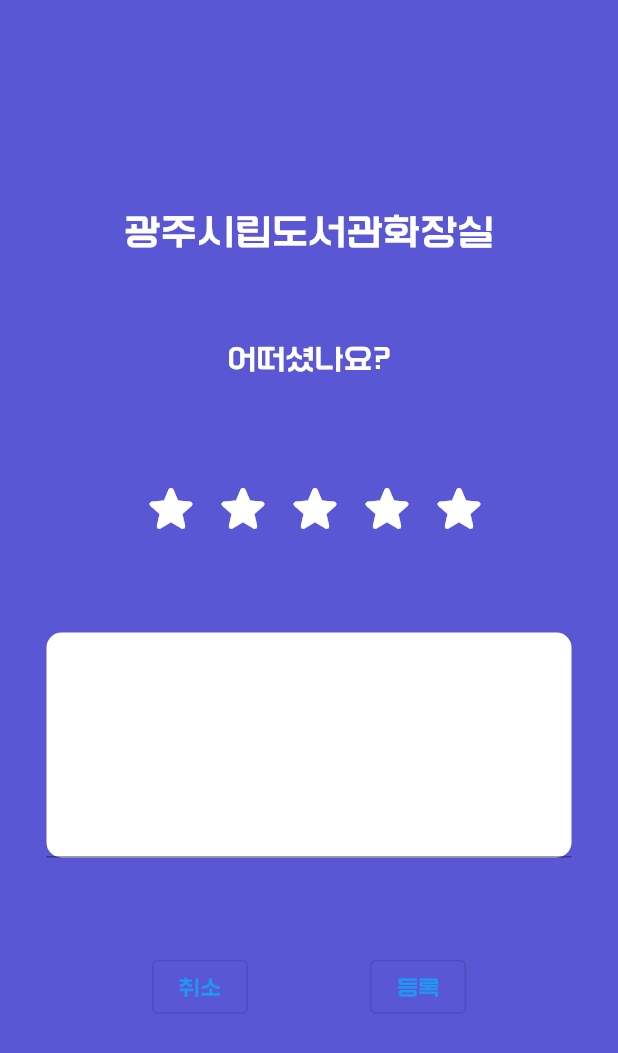
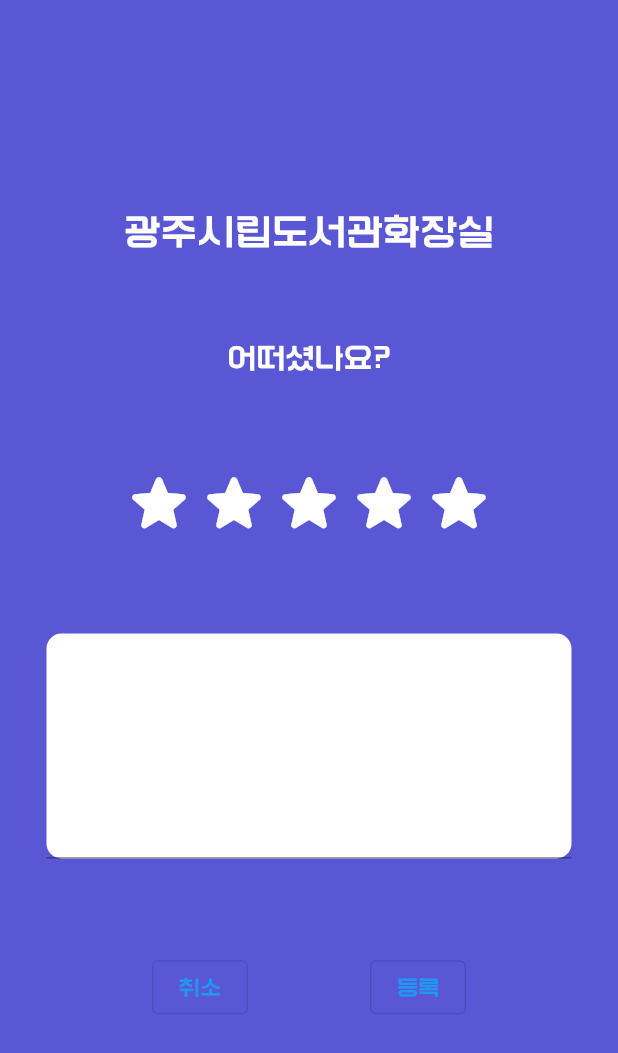
Before and after one commit to 4ilet/Find_Toilet, a Flutter app: the Search screen opened directly, after a tap on "리뷰 남기기", on a phone screen of 412 x 824 dp. Shown: the top 1053 px of the screen. Run offline on Flutter 3.47's test engine with Material 2 defaults, Android fonts, the phone set to English and light mode, and no system bars.

Commit message:
#8 #14 [FE-원경] feat: 검색 결과 화면 퍼블리싱, 별점 부여 화면 별점 변화 수정

```diff
--- a/frontend/lib/main.dart
+++ b/frontend/lib/main.dart
@@ -1,4 +1,3 @@
-import 'package:find_toilet/screens/book_mark_screen.dart';
 import 'package:find_toilet/screens/main_screen.dart';
 import 'package:flutter/material.dart';
 
--- a/frontend/lib/screens/review_form_screen.dart
+++ b/frontend/lib/screens/review_form_screen.dart
@@ -6,23 +6,23 @@ import 'package:find_toilet/widgets/text_widget.dart';
 import 'package:flutter/material.dart';
 
 class ReviewForm extends StatefulWidget {
-  const ReviewForm({super.key});
+  final String toiletName;
+  const ReviewForm({super.key, required this.toiletName});
 
   @override
   State<ReviewForm> createState() => _ReviewFormState();
 }
 
 class _ReviewFormState extends State<ReviewForm> {
+  int score = -1;
+  void changeScore(int i) {
+    setState(() {
+      score = i;
+    });
+  }
+
   @override
   Widget build(BuildContext context) {
-    int score = -1;
-    void changeScore(int i) {
-      // print(i);
-      // setState() {
-      score = i;
-      // }
-    }
-
     return Scaffold(
       backgroundColor: mainColor,
       body: Padding(
@@ -30,8 +30,8 @@ class _ReviewFormState extends State<ReviewForm> {
         child: Column(
           mainAxisAlignment: MainAxisAlignment.spaceEvenly,
           children: [
-            const CustomText(
-                title: '광주시립도서관화장실',
+            CustomText(
+                title: widget.toiletName,
                 fontSize: FontSize.largeSize,
                 color: CustomColors.whiteColor),
             const CustomText(
@@ -42,13 +42,13 @@ class _ReviewFormState extends State<ReviewForm> {
               mainAxisAlignment: MainAxisAlignment.center,
               children: [
                 for (int i = 0; i < 5; i += 1)
-                  IconButton(
+                  CustomIconButton(
                     onPressed: () => changeScore(i),
                     icon: Icon(
                       starIcon,
                       color: i <= score ? yellowColor : whiteColor,
-                      size: 40,
                     ),
+                    iconSize: 50,
                   ),
               ],
             ),
--- a/frontend/lib/screens/search_screen.dart
+++ b/frontend/lib/screens/search_screen.dart
@@ -1,8 +1,8 @@
 import 'package:find_toilet/utilities/style.dart';
 import 'package:find_toilet/utilities/type_enum.dart';
+import 'package:find_toilet/widgets/bottom_sheet.dart';
 import 'package:find_toilet/widgets/box_container.dart';
 import 'package:find_toilet/widgets/search_bar.dart';
-import 'package:find_toilet/widgets/select_box.dart';
 import 'package:find_toilet/widgets/text_widget.dart';
 import 'package:flutter/material.dart';
 
@@ -18,76 +18,26 @@ class Search extends StatelessWidget {
             mainAxisSize: MainAxisSize.max,
             mainAxisAlignment: MainAxisAlignment.spaceBetween,
             children: [
-              // 여기에 지도
-              Column(
-                children: const [
-                  SearchBar(),
-                  CustomText(
-                    title: '여기에 필터',
-                    fontSize: FontSize.largeSize,
-                    color: CustomColors.blackColor,
+              Container(
+                decoration: const BoxDecoration(color: yellowColor),
+                width: MediaQuery.of(context).size.width,
+                height: MediaQuery.of(context).size.height,
+                child: const Center(
+                  child: CustomText(
+                    title: '여기에 지도 들어감',
+                    fontSize: FontSize.titleSize,
+                    color: CustomColors.whiteColor,
                   ),
-                ],
+                ),
               ),
-              const ToiletList(),
             ],
           ),
+          Column(
+            children: const [SearchBar(), FilterBox()],
+          ),
+          const ToiletList(),
         ],
       ),
     );
   }
 }
-
-class ToiletList extends StatelessWidget {
-  const ToiletList({
-    super.key,
-  });
-
-  @override
-  Widget build(BuildContext context) {
-    const List<String> sortOrder = ['거리 순', '평점 순', '리뷰 많은 순'];
-    return Positioned(
-      bottom: 0,
-      child: GestureDetector(
-        child: AnimatedContainer(
-          duration: const Duration(milliseconds: 400),
-          decoration: const BoxDecoration(
-              color: mainColor,
-              borderRadius: BorderRadius.vertical(top: Radius.circular(10))),
-          width: MediaQuery.of(context).size.width,
-          height: 300,
-          child: Padding(
-            padding: const EdgeInsets.symmetric(horizontal: 10, vertical: 8),
-            child: Column(
-              mainAxisAlignment: MainAxisAlignment.spaceAround,
-              children: [
-                Container(
-                  width: 70,
-                  height: 4.5,
-                  decoration: const BoxDecoration(
-                      color: whiteColor,
-                      borderRadius: BorderRadius.all(Radius.circular(10))),
-                ),
-                Padding(
-                  padding: const EdgeInsets.symmetric(horizontal: 10),
-                  child: Row(
-                    mainAxisAlignment: MainAxisAlignment.spaceBetween,
-                    children: const [
-                      CustomText(
-                        title: '검색 결과',
-                        fontSize: FontSize.largeSize,
-                        color: CustomColors.whiteColor,
-                      ),
-                      SelectBox(selectList: sortOrder, width: 100, height: 24)
-                    ],
-                  ),
-                ),
-                const ListItem(),
-              ],
-            ),
-          ),
-        ),
-      ),
-    );
-  }
-}
--- a/frontend/lib/utilities/style.dart
+++ b/frontend/lib/utilities/style.dart
@@ -6,7 +6,8 @@ const mainColor = Color(0xFF5957D4);
 const whiteColor = Colors.white;
 const blackColor = Colors.black;
 const redColor = Colors.red;
-const yellowColor = Colors.yellow;
+const yellowColor = Color(0xFFFFBF44);
+const greyColor = Colors.grey;
 Color convertedColor(CustomColors color) {
   switch (color) {
     case CustomColors.whiteColor:
@@ -40,3 +41,7 @@ double convertedSize(FontSize size) {
       return defaultSize;
   }
 }
+
+//* 그림자
+const defaultShadow = BoxShadow(
+    color: greyColor, blurRadius: 5, spreadRadius: 0, offset: Offset(0.5, 0.5));
--- a/frontend/lib/utilities/type_enum.dart
+++ b/frontend/lib/utilities/type_enum.dart
@@ -4,6 +4,7 @@ import 'package:flutter/material.dart';
 typedef WidgetList = List<Widget>;
 typedef StringList = List<String>;
 typedef IntList = List<int>;
+typedef BoolList = List<bool>;
 typedef IconDataList = List<IconData>;
 typedef ReturnVoid = void Function();
 typedef VoidFuncList = List<ReturnVoid>;
--- /dev/null
+++ b/frontend/lib/widgets/bottom_sheet.dart
@@ -0,0 +1,133 @@
+import 'package:find_toilet/utilities/style.dart';
+import 'package:find_toilet/utilities/type_enum.dart';
+import 'package:find_toilet/widgets/box_container.dart';
+import 'package:find_toilet/widgets/select_box.dart';
+import 'package:find_toilet/widgets/text_widget.dart';
+import 'package:flutter/material.dart';
+
+class ToiletList extends StatefulWidget {
+  const ToiletList({
+    super.key,
+  });
+
+  @override
+  State<ToiletList> createState() => _ToiletListState();
+}
+
+class _ToiletListState extends State<ToiletList> {
+  late double height;
+  final double lowLimit = 300;
+  final double upThresh = 300;
+  final double boundary = 500;
+  final double downThresh = 550;
+  bool longAnimation = false;
+
+  @override
+  void initState() {
+    super.initState();
+    height = lowLimit;
+  }
+
+  @override
+  Widget build(BuildContext context) {
+    const List<String> sortOrder = ['거리 순', '평점 순', '리뷰 많은 순'];
+    final double highLimit = MediaQuery.of(context).size.height * 0.9;
+    return Positioned(
+      bottom: 0,
+      child: GestureDetector(
+        onVerticalDragUpdate: ((details) {
+          // delta: y축의 변화량, 우리가 보기에 위로 움직이면 양의 값, 아래로 움직이면 음의 값
+          double? delta = details.primaryDelta;
+          if (delta != null) {
+            /// Long Animation이 진행 되고 있을 때는 드래그로 높이 변화 방지,
+            /// 그리고 low limit 보다 작을 때 delta가 양수,
+            /// High limit 보다 크거나 같을 때 delta가 음수이면 드래그로 높이 변화 방지
+            if (longAnimation ||
+                (height <= lowLimit && delta > 0) ||
+                (height >= highLimit && delta < 0)) return;
+            setState(() {
+              /// 600으로 높이 설정
+              if (upThresh <= height && height <= boundary) {
+                height = highLimit;
+                longAnimation = true;
+              }
+
+              /// 100으로 높이 설정
+              else if (boundary <= height && height <= downThresh) {
+                height = lowLimit;
+                longAnimation = true;
+              }
+
+              /// 기본 작동
+              else {
+                height -= delta;
+              }
+            });
+          }
+        }),
+        child: AnimatedContainer(
+          curve: Curves.bounceOut,
+          onEnd: () {
+            if (longAnimation) {
+              setState(() {
+                longAnimation = false;
+              });
+            }
+          },
+          duration: const Duration(milliseconds: 400),
+          decoration: const BoxDecoration(
+              color: mainColor,
+              borderRadius: BorderRadius.vertical(top: Radius.circular(10))),
+          width: MediaQuery.of(context).size.width,
+          height: height,
+          child: Padding(
+            padding: const EdgeInsets.symmetric(horizontal: 10, vertical: 8),
+            child: Column(
+              crossAxisAlignment: CrossAxisAlignment.start,
+              children: [
+                // Container(
+                //   width: 70,
+                //   height: 4.5,
+                //   decoration: const BoxDecoration(
+                //       color: whiteColor,
+                //       borderRadius: BorderRadius.all(Radius.circular(10))),
+                // ),
+                Padding(
+                  padding:
+                      const EdgeInsets.symmetric(horizontal: 10, vertical: 15),
+                  child: Row(
+                    mainAxisAlignment: MainAxisAlignment.spaceBetween,
+                    children: const [
+                      CustomText(
+                        title: '검색 결과',
+                        fontSize: FontSize.largeSize,
+                        color: CustomColors.whiteColor,
+                      ),
+                      SelectBox(selectList: sortOrder, width: 100, height: 30)
+                    ],
+                  ),
+                ),
+                const Padding(
+                  padding: EdgeInsets.symmetric(horizontal: 10),
+                  child: CustomText(
+                    title: '필터를 적용해 검색한 결과입니다',
+                    fontSize: FontSize.smallSize,
+                    color: CustomColors.whiteColor,
+                    font: 'Noto Sans',
+                  ),
+                ),
+                Column(
+                  children: const [
+                    ListItem(),
+                    ListItem(),
+                    ListItem(),
+                  ],
+                ),
+              ],
+            ),
+          ),
+        ),
+      ),
+    );
+  }
+}
--- a/frontend/lib/widgets/box_container.dart
+++ b/frontend/lib/widgets/box_container.dart
@@ -8,7 +8,7 @@ import 'package:find_toilet/widgets/modal.dart';
 import 'package:find_toilet/widgets/text_widget.dart';
 import 'package:flutter/material.dart';
 
-//* 테마 선택 시의 상처
+//* 테마 선택 시의 상자
 class ThemeBox extends StatefulWidget {
   final String text;
   late bool selected;
@@ -239,21 +239,36 @@ class _AddBoxState extends State<AddBox> {
 //* 장소 목록 아이템
 class ListItem extends StatelessWidget {
   final String font;
-  final StringList? available;
+  final StringList available;
+  final String toiletName, address, phoneNo, duration;
+  final double score;
+  final int reviewCnt;
   const ListItem({
     super.key,
     this.font = 'Noto Sans',
-    this.available,
+    this.toiletName = '광주시립도서관화장실',
+    this.address = '광주광역시 북구 어쩌고길',
+    this.phoneNo = '062-xxx-xxxx',
+    this.duration = '00:00 - 00:00',
+    this.score = 4.3,
+    this.reviewCnt = 30,
+    this.available = const ['장애인용', '유아용', '기저귀 교환대'],
   });
 
   @override
   Widget build(BuildContext context) {
     void toReview() {
       Navigator.push(
-          context, MaterialPageRoute(builder: (context) => const ReviewForm()));
+          context,
+          MaterialPageRoute(
+              builder: (context) => const ReviewForm(
+                    toiletName: '광주시립도서관화장실',
+                  )));
     }
 
-    return CommonBox(
+    return Padding(
+      padding: const EdgeInsets.only(top: 20),
+      child: CommonBox(
         color: whiteColor,
         height: 200,
         width: 500,
@@ -267,7 +282,7 @@ class ListItem extends StatelessWidget {
                 children: [
                   CustomText(
                       color: CustomColors.mainColor,
-                    title: '광주시립도서관화장실',
+                      title: toiletName,
                       fontSize: FontSize.defaultSize,
                       font: font),
                   Row(
@@ -298,12 +313,12 @@ class ListItem extends StatelessWidget {
                 children: [
                   TextWithIcon(
                     icon: locationIcon,
-                  text: '광주광역시 북구 어쩌고길',
+                    text: address,
                     font: font,
                   ),
                   TextWithIcon(
                     icon: phoneIcon,
-                  text: '062-xxxx-xxxx',
+                    text: phoneNo,
                     font: font,
                   ),
                 ],
@@ -313,13 +328,13 @@ class ListItem extends StatelessWidget {
                 children: [
                   TextWithIcon(
                     icon: clockIcon,
-                  text: '00:00 - 00:00',
+                    text: duration,
                     textColor: CustomColors.blackColor,
                     font: font,
                   ),
                   TextWithIcon(
                       icon: starIcon,
-                    text: '4.3 (30개)',
+                      text: '$score ($reviewCnt개)',
                       iconColor: CustomColors.yellowColor,
                       font: font),
                 ],
@@ -333,19 +348,9 @@ class ListItem extends StatelessWidget {
               Row(
                 mainAxisAlignment: MainAxisAlignment.spaceEvenly,
                 children: [
+                  for (String each in available)
                     CustomText(
-                  title: '장애인용',
-                  fontSize: FontSize.smallSize,
-                  color: CustomColors.blackColor,
-                  font: font,
-                ),
-                CustomText(
-                    title: '유아용',
-                    fontSize: FontSize.smallSize,
-                    color: CustomColors.blackColor,
-                    font: font),
-                CustomText(
-                  title: '기저귀 교환대',
+                      title: each,
                       fontSize: FontSize.smallSize,
                       color: CustomColors.blackColor,
                       font: font,
@@ -359,6 +364,71 @@ class ListItem extends StatelessWidget {
             ],
           ),
         ),
+      ),
     );
   }
 }
+
+//* filter 상자, 화살표
+class FilterBox extends StatefulWidget {
+  const FilterBox({super.key});
+
+  @override
+  State<FilterBox> createState() => _FilterBoxState();
+}
+
+class _FilterBoxState extends State<FilterBox> {
+  int length = 4;
+  StringList filterList = ['기저귀', '유아용', '장애인', '24시간'];
+  late StringList showedFilter;
+  late BoolList selectedList;
+  void changeSelected(int i) {
+    setState(() {
+      selectedList[i] = !selectedList[i];
+    });
+  }
+
+  @override
+  void initState() {
+    super.initState();
+    showedFilter = [for (int i = 0; i < 3; i += 1) filterList[i]];
+    selectedList = [for (int i = 0; i < length; i += 1) false];
+  }
+
+  @override
+  Widget build(BuildContext context) {
+    return Row(
+      mainAxisAlignment: MainAxisAlignment.spaceEvenly,
+      crossAxisAlignment: CrossAxisAlignment.center,
+      children: [
+        CustomIconButton(icon: toLeftIcon, iconSize: 50, onPressed: () {}),
+        for (int i = 0; i < 3; i += 1)
+          GestureDetector(
+            onTap: () => changeSelected(i),
+            child: Container(
+              // width: 100,
+              // height: 30,
+              decoration: BoxDecoration(
+                  color: selectedList[i] ? mainColor : whiteColor,
+                  borderRadius: BorderRadius.circular(5),
+                  boxShadow: const [defaultShadow]),
+              child: Center(
+                child: Padding(
+                  padding:
+                      const EdgeInsets.symmetric(vertical: 10, horizontal: 12),
+                  child: CustomText(
+                    title: showedFilter[i],
+                    fontSize: FontSize.defaultSize,
+                    color: selectedList[i]
+                        ? CustomColors.whiteColor
+                        : CustomColors.blackColor,
+                  ),
+                ),
+              ),
+            ),
+          ),
+        CustomIconButton(icon: toRightIcon, iconSize: 50, onPressed: () {}),
+      ],
+    );
+  }
+}
--- a/frontend/lib/widgets/button.dart
+++ b/frontend/lib/widgets/button.dart
@@ -13,9 +13,7 @@ class CustomButton extends StatelessWidget {
   Widget build(BuildContext context) {
     return OutlinedButton(
       onPressed: onPressed,
-      child: Text(
-        buttonText,
-      ),
+      child: Text(buttonText),
     );
   }
 }
@@ -47,3 +45,26 @@ class ExitPage extends StatelessWidget {
     );
   }
 }
+
+class CustomIconButton extends StatelessWidget {
+  final Icon icon;
+  final double iconSize;
+  final ReturnVoid onPressed;
+  const CustomIconButton({
+    super.key,
+    required this.icon,
+    required this.iconSize,
+    required this.onPressed,
+  });
+
+  @override
+  Widget build(BuildContext context) {
+    return IconButton(
+      padding: EdgeInsets.zero,
+      constraints: const BoxConstraints(),
+      onPressed: onPressed,
+      icon: icon,
+      iconSize: iconSize,
+    );
+  }
+}
--- a/frontend/lib/widgets/search_bar.dart
+++ b/frontend/lib/widgets/search_bar.dart
@@ -4,6 +4,7 @@ import 'package:find_toilet/screens/search_screen.dart';
 import 'package:find_toilet/screens/settings_screen.dart';
 import 'package:find_toilet/utilities/icon.dart';
 import 'package:find_toilet/utilities/style.dart';
+import 'package:find_toilet/widgets/button.dart';
 import 'package:flutter/material.dart';
 
 class SearchBar extends StatefulWidget {
@@ -39,33 +40,35 @@ class _SearchBarState extends State<SearchBar> {
     }
 
     return Row(
-      mainAxisAlignment: MainAxisAlignment.center,
+      mainAxisAlignment: MainAxisAlignment.spaceEvenly,
       children: [
-        const SizedBox(
-          height: 100,
-        ),
+        const SizedBox(height: 100),
         // IconButton(onPressed: toSettings, icon: const Icon(hamburgerIcon)),
-        SizedBox(
-          width: 250,
+        Container(
+          width: 270,
           height: 40,
+          decoration: BoxDecoration(
+              boxShadow: const [defaultShadow],
+              color: whiteColor,
+              borderRadius: BorderRadius.circular(5)),
           child: TextField(
+            style: const TextStyle(fontFamily: 'Noto Sans'),
             // autofocus: false,
             decoration: InputDecoration(
                 // icon: Icon(searchIcon),
                 hintText: '검색어를 입력하세요',
-                focusedBorder: const OutlineInputBorder(),
-                focusColor: mainColor,
-                prefixIcon: IconButton(
-                    onPressed: toSettings, icon: const Icon(hamburgerIcon)),
-                suffixIcon: IconButton(
-                  icon: const Icon(closeIcon),
-                  onPressed: toMain,
-                )),
+                // focusedBorder: const OutlineInputBorder(),
+                // focusColor: mainColor,
+                prefixIcon: CustomIconButton(
+                    icon: hamburgerIcon, iconSize: 30, onPressed: toSettings),
+                suffixIcon: CustomIconButton(
+                    icon: closeIcon, iconSize: 30, onPressed: toMain)),
           ),
         ),
         // const TextField(maxLines: 1),
-        IconButton(onPressed: toSearch, icon: const Icon(searchIcon)),
-        IconButton(onPressed: toBookMark, icon: const Icon(bookMarkIcon))
+        CustomIconButton(onPressed: toSearch, icon: searchIcon, iconSize: 30),
+        CustomIconButton(
+            onPressed: toBookMark, icon: bookMarkIcon, iconSize: 30)
       ],
     );
   }
--- a/frontend/lib/widgets/select_box.dart
+++ b/frontend/lib/widgets/select_box.dart
@@ -36,7 +36,7 @@ class _SelectBox extends State<SelectBox> {
             itemHeight: 50,
             value: dropdownValue,
             icon: const Icon(Icons.arrow_drop_down),
-            elevation: 16,
+            // elevation: 16,
             style: const TextStyle(color: Colors.black),
             onChanged: (String? value) {
               setState(() {
```
Also changed, not shown: frontend/lib/utilities/icon.dart (+9 -4 lines), frontend/lib/widgets/text_widget.dart (+2 -7 lines). Lines whose indentation alone changed are shown as unchanged.
